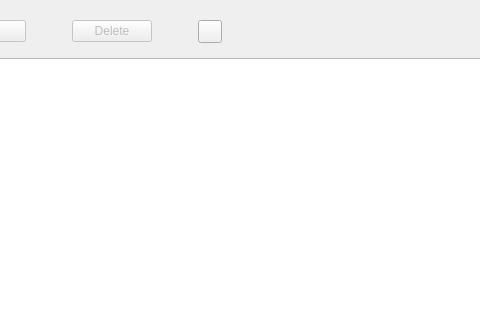
First picture: the form in ui/scenes_view.ui, repository zkovari/plotlyst, before the edit; both pictures show x 211 to 691 and y 0 to 320 of the 796 by 664 pixel window.
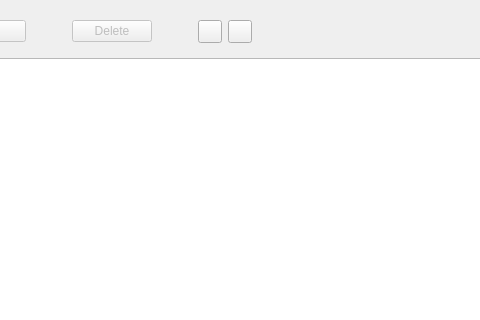
Second picture: the form after the edit.

Commit message: Add scene filtering

Diff of the .ui file:
```diff
--- a/ui/scenes_view.ui
+++ b/ui/scenes_view.ui
@@ -194,6 +194,13 @@
         </property>
        </widget>
       </item>
+      <item>
+       <widget class="QToolButton" name="btnFilter">
+        <property name="text">
+         <string/>
+        </property>
+       </widget>
+      </item>
       <item>
        <spacer name="horizontalSpacer_5">
         <property name="orientation">
```
The commit also changes 4 other files.
